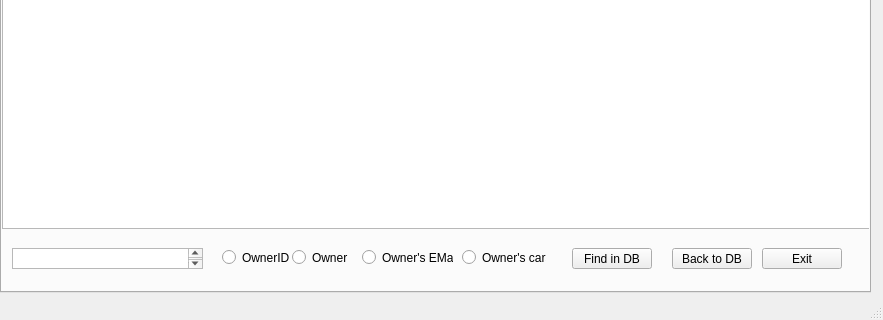
Old version of the form Cars_Database/mainwindow.ui in the repository Apache163/Cars2.1; both pictures show x 0 to 883 and y 388 to 708 of the 883 by 708 pixel window.
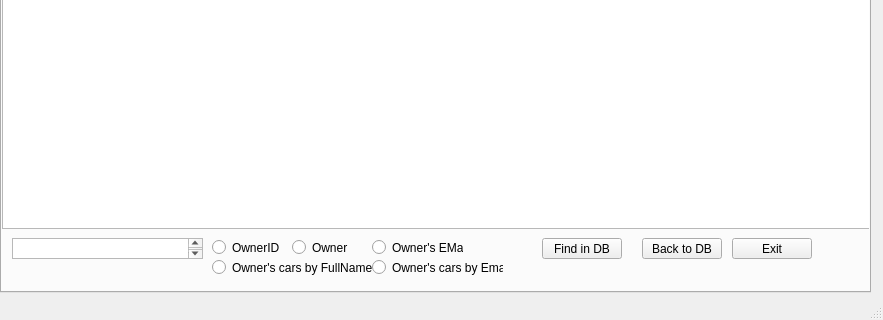
New version of the form.

```diff
--- a/Cars_Database/mainwindow.ui
+++ b/Cars_Database/mainwindow.ui
@@ -409,7 +409,7 @@
       <property name="geometry">
        <rect>
         <x>10</x>
-        <y>610</y>
+        <y>600</y>
         <width>191</width>
         <height>21</height>
        </rect>
@@ -419,7 +419,7 @@
       <property name="geometry">
        <rect>
         <x>290</x>
-        <y>610</y>
+        <y>600</y>
         <width>61</width>
         <height>19</height>
        </rect>
@@ -431,8 +431,8 @@
      <widget class="QRadioButton" name="radioButton_21">
       <property name="geometry">
        <rect>
-        <x>360</x>
-        <y>610</y>
+        <x>370</x>
+        <y>600</y>
         <width>91</width>
         <height>19</height>
        </rect>
@@ -441,24 +441,11 @@
        <string>Owner's EMail</string>
       </property>
      </widget>
-     <widget class="QRadioButton" name="radioButton_22">
-      <property name="geometry">
-       <rect>
-        <x>460</x>
-        <y>610</y>
-        <width>84</width>
-        <height>19</height>
-       </rect>
-      </property>
-      <property name="text">
-       <string>Owner's cars</string>
-      </property>
-     </widget>
      <widget class="QPushButton" name="pushButton_7">
       <property name="geometry">
        <rect>
-        <x>570</x>
-        <y>610</y>
+        <x>540</x>
+        <y>600</y>
         <width>80</width>
         <height>21</height>
        </rect>
@@ -470,8 +457,8 @@
      <widget class="QPushButton" name="pushButton_8">
       <property name="geometry">
        <rect>
-        <x>670</x>
-        <y>610</y>
+        <x>640</x>
+        <y>600</y>
         <width>80</width>
         <height>21</height>
        </rect>
@@ -483,8 +470,8 @@
      <widget class="QPushButton" name="pushButton_9">
       <property name="geometry">
        <rect>
-        <x>760</x>
-        <y>610</y>
+        <x>730</x>
+        <y>600</y>
         <width>80</width>
         <height>21</height>
        </rect>
@@ -506,8 +493,8 @@
      <widget class="QRadioButton" name="radioButton_23">
       <property name="geometry">
        <rect>
-        <x>220</x>
-        <y>610</y>
+        <x>210</x>
+        <y>600</y>
         <width>84</width>
         <height>19</height>
        </rect>
@@ -516,6 +503,32 @@
        <string>OwnerID</string>
       </property>
      </widget>
+     <widget class="QRadioButton" name="radioButton_22">
+      <property name="geometry">
+       <rect>
+        <x>210</x>
+        <y>620</y>
+        <width>161</width>
+        <height>19</height>
+       </rect>
+      </property>
+      <property name="text">
+       <string>Owner's cars by FullName</string>
+      </property>
+     </widget>
+     <widget class="QRadioButton" name="radioButton_24">
+      <property name="geometry">
+       <rect>
+        <x>370</x>
+        <y>620</y>
+        <width>131</width>
+        <height>19</height>
+       </rect>
+      </property>
+      <property name="text">
+       <string>Owner's cars by Email</string>
+      </property>
+     </widget>
     </widget>
    </widget>
   </widget>
```
